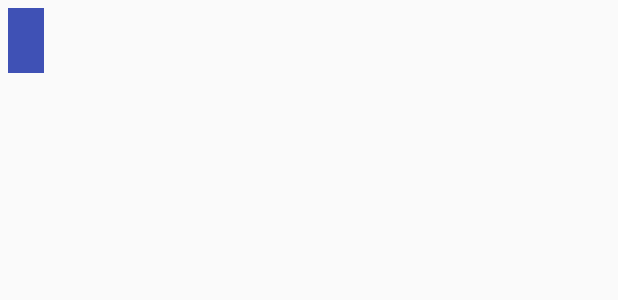
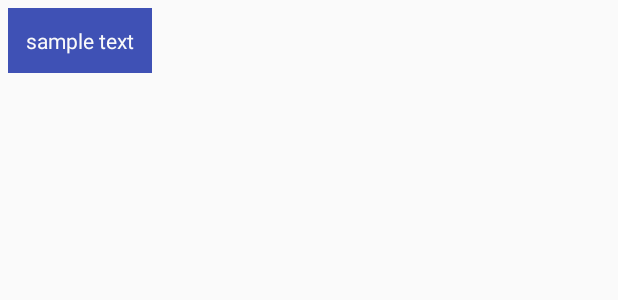
Before and after one commit to startup-squander-tense/droid, an Android app: the layout recyclerview_item.xml on its own in the app's theme, with its tools: preview values and no code run, on a phone screen of 412 x 824 dp. Shown: the top 300 px of the screen. Run offline under Robolectric (Android 15) with nearby library versions, the phone set to English and light mode, and no system bars.

Commit message:
Change color

```diff
--- a/PhotoSwipe/app/src/main/res/layout/recyclerview_item.xml
+++ b/PhotoSwipe/app/src/main/res/layout/recyclerview_item.xml
@@ -2,12 +2,13 @@
 <LinearLayout xmlns:android="http://schemas.android.com/apk/res/android"
     android:orientation="vertical"
     android:padding="5dp"
-    android:layout_width="wrap_content"
-    android:layout_height="wrap_content">
+    android:layout_width="match_parent"
+    android:layout_height="match_parent">
 
     <TextView
         android:id="@+id/textViewItem"
-        android:textColor="@color/colorAccent"
+        android:text="sample text"
+        android:textColor="#fafafa"
         android:layout_width="wrap_content"
         android:layout_height="wrap_content"
         android:padding="12dp"
```
